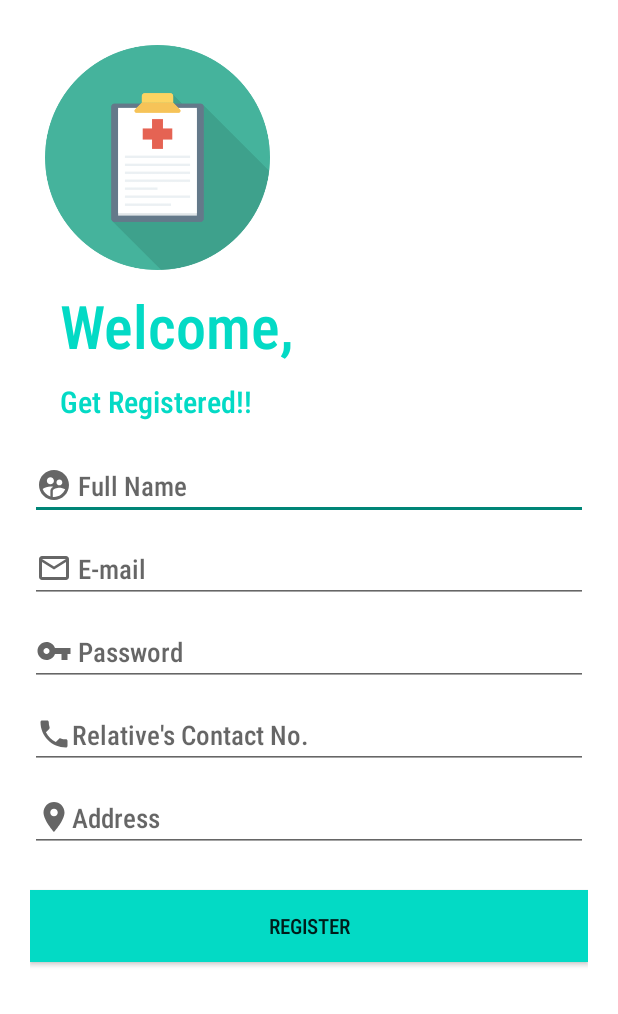
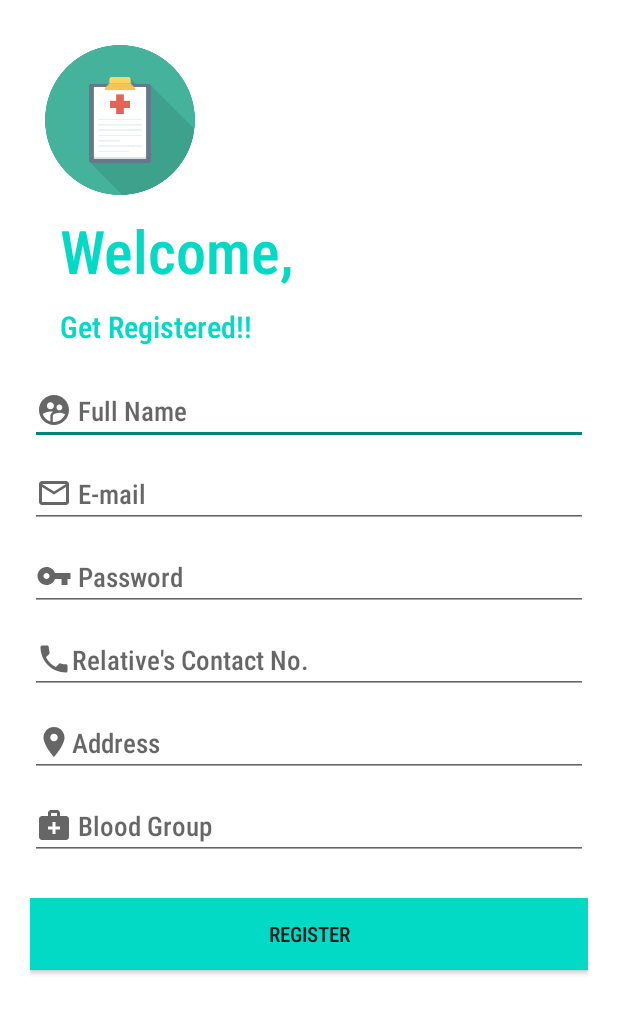
Before and after one commit to karthika251199/Aayush, an Android app: the screen it shows after launch (Register), after a tap on "New User? Sign Up", on a phone screen of 412 x 824 dp. Shown: the top 1014 px of the screen. Run offline under Robolectric (Android 15) with nearby library versions, the phone set to English and light mode, and no system bars; our stand-ins replace Firebase (no records; nobody signed in at launch, a user with empty details on screens opened directly); 2 other taps on this screen came first.

Commit message:
updated on 2feb night

```diff
--- a/app/src/main/java/com/example/aaush/Calendar.java
+++ b/app/src/main/java/com/example/aaush/Calendar.java
@@ -14,7 +14,7 @@ public class Calendar extends AppCompatActivity {
 
     EditText title;
    // EditText location;
-    EditText descreption;
+    EditText descreption,drug_name;
     Button addevent;
 
     @Override
@@ -24,6 +24,8 @@ public class Calendar extends AppCompatActivity {
 
         addevent =  findViewById(R.id.btnAdd);
         descreption = findViewById(R.id.etDesc);
+        drug_name = findViewById(R.id.drug_name);
+
         //location = findViewById(R.id.etLocation);
         title = findViewById(R.id.etTitle);
 
@@ -36,6 +38,7 @@ public class Calendar extends AppCompatActivity {
                     intent.setData(CalendarContract.Events.CONTENT_URI);
                     intent.putExtra(CalendarContract.Events.TITLE,title.getText().toString());
                     intent.putExtra(CalendarContract.Reminders.DESCRIPTION,descreption.getText().toString());
+                    intent.putExtra(CalendarContract.Reminders.DESCRIPTION,drug_name.getText().toString());
                    // intent.putExtra(CalendarContract.Reminders.EVENT_END_TIMEZONE,location.getText().toString());
                     intent.putExtra(CalendarContract.Events.ALL_DAY, "true");
                     intent.putExtra(Intent.EXTRA_EMAIL,"ponnada1999@gmail.com");
--- a/app/src/main/java/com/example/aaush/Profile.java
+++ b/app/src/main/java/com/example/aaush/Profile.java
@@ -15,7 +15,7 @@ import com.google.firebase.firestore.FirebaseFirestoreException;
 
 public class Profile extends AppCompatActivity {
 
-    TextView fullName,email,phone,profileAddress;
+    TextView fullName,email,phone,profileAddress,profileBlood;
     FirebaseFirestore fStore;
     FirebaseAuth fAuth;
     String userID;
@@ -28,6 +28,8 @@ public class Profile extends AppCompatActivity {
         fullName = findViewById(R.id.profileName);
         email = findViewById(R.id.profileEmail);
         profileAddress = findViewById(R.id.profileAddress);
+        profileBlood = findViewById(R.id.profileBlood);
+
 
         fAuth = FirebaseAuth.getInstance();
         fStore =FirebaseFirestore.getInstance();
@@ -43,6 +45,7 @@ public class Profile extends AppCompatActivity {
                 fullName.setText(documentSnapshot.getString("fName"));
                 email.setText(documentSnapshot.getString("email"));
                 profileAddress.setText(documentSnapshot.getString("address"));
+                profileBlood.setText(documentSnapshot.getString("blood"));
 
             }
         });
--- a/app/src/main/java/com/example/aaush/Register.java
+++ b/app/src/main/java/com/example/aaush/Register.java
@@ -27,7 +27,7 @@ import java.util.Map;
 
 public class Register extends AppCompatActivity {
 
-    EditText mFullName,mEmail,mPassword,mConfirmPassword,address;
+    EditText mFullName,mEmail,mPassword,mConfirmPassword,address,blood,personal;
     Button mRegisterBtn;
     FirebaseAuth fAuth;
     FirebaseFirestore fStore;
@@ -45,6 +45,7 @@ public class Register extends AppCompatActivity {
         mConfirmPassword = findViewById(R.id.phone);
         mRegisterBtn = findViewById(R.id.registerBtn);
         address = findViewById(R.id.address);
+        blood = findViewById(R.id.blood);
 
 
 
@@ -64,6 +65,8 @@ public class Register extends AppCompatActivity {
                 final String fullName = mFullName.getText().toString();
                 final String phone = mConfirmPassword.getText().toString();
                 final String add = address.getText().toString();
+                final String bloo = blood.getText().toString();
+
 
                 if (TextUtils.isEmpty(email)) {
                     mEmail.setError("Email is required");
@@ -104,6 +107,7 @@ public class Register extends AppCompatActivity {
                             user.put("email",email);
                             user.put("phone",phone);
                             user.put("address",add);
+                            user.put("blood",bloo);
                             documentReference.set(user).addOnSuccessListener(new OnSuccessListener<Void>() {
                                 @Override
                                 public void onSuccess(Void aVoid) {
--- /dev/null
+++ b/app/src/main/res/drawable/ic_baseline_medical_services_24.xml
@@ -0,0 +1,10 @@
+<vector xmlns:android="http://schemas.android.com/apk/res/android"
+    android:width="24dp"
+    android:height="24dp"
+    android:viewportWidth="24"
+    android:viewportHeight="24"
+    android:tint="?attr/colorControlNormal">
+  <path
+      android:fillColor="@android:color/white"
+      android:pathData="M20,6h-4V4c0,-1.1 -0.9,-2 -2,-2h-4C8.9,2 8,2.9 8,4v2H4C2.9,6 2,6.9 2,8v12c0,1.1 0.9,2 2,2h16c1.1,0 2,-0.9 2,-2V8C22,6.9 21.1,6 20,6zM10,4h4v2h-4V4zM16,15h-3v3h-2v-3H8v-2h3v-3h2v3h3V15z"/>
+</vector>
--- a/app/src/main/res/layout/activity_gridview.xml
+++ b/app/src/main/res/layout/activity_gridview.xml
@@ -75,7 +75,7 @@
                 android:layout_marginLeft="58dp"
                 android:layout_marginTop="4dp"
                 android:fontFamily="sans-serif-condensed-medium"
-                android:text="Upload Reports"
+                android:text="Medical Reports"
                 android:textColor="@color/colorAccent"
                 android:textSize="18sp" />
         </LinearLayout>
--- a/app/src/main/res/layout/activity_register.xml
+++ b/app/src/main/res/layout/activity_register.xml
@@ -9,8 +9,8 @@
 
     <ImageView
         android:id="@+id/image"
-        android:layout_width="150dp"
-        android:layout_height="150dp"
+        android:layout_width="100dp"
+        android:layout_height="100dp"
         android:layout_marginLeft="10dp"
         android:layout_marginTop="10dp"
         android:src="@drawable/record"
@@ -86,6 +86,7 @@
             android:inputType="number"
             android:transitionName="logo_user"/>
 
+
         <EditText
             android:id="@+id/address"
             android:layout_width="match_parent"
@@ -93,6 +94,16 @@
             android:drawableLeft="@drawable/ic_baseline_location_on_24"
             android:layout_marginTop="10dp"
             android:hint="Address"
+            android:fontFamily="sans-serif-condensed-medium"
+            android:transitionName="logo_user"/>
+
+        <EditText
+            android:id="@+id/blood"
+            android:layout_width="match_parent"
+            android:layout_height="wrap_content"
+            android:drawableLeft="@drawable/ic_baseline_medical_services_24"
+            android:layout_marginTop="10dp"
+            android:hint=" Blood Group"
             android:fontFamily="sans-serif-condensed-medium"
             android:transitionName="logo_user"/>
 
--- a/app/src/main/res/layout/activity_s_o_s.xml
+++ b/app/src/main/res/layout/activity_s_o_s.xml
@@ -47,6 +47,7 @@
         android:text="call"
         android:textColor="#F4FAF9"
         android:textStyle="bold" />
+
     <TextView
         android:id="@+id/uName"
         android:layout_width="159dp"
@@ -76,6 +77,10 @@
         android:layout_width="wrap_content"
         android:layout_height="wrap_content"
         android:layout_marginTop="10dp"
+        android:background="@color/colorAccent"
+        android:textColor="#F4FAF9"
+        android:fontFamily="sans-serif-condensed-medium"
+        android:textStyle="bold"
         android:text="Send" />
 
 
```
Also changed, not shown: app/src/main/java/com/example/aaush/MainActivity2.java (+1 -10 lines), app/src/main/res/drawable/ic_baseline_add_ic_call_24.xml (added, +10 -0 lines), app/src/main/res/layout/activity_calendar.xml (+11 -1 lines), app/src/main/res/layout/activity_main2.xml (+12 -11 lines), app/src/main/res/layout/activity_profile.xml (+13 -0 lines).
